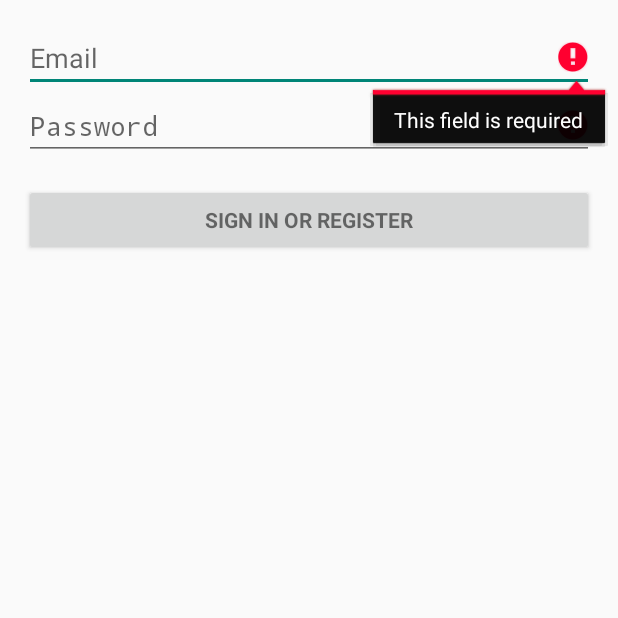
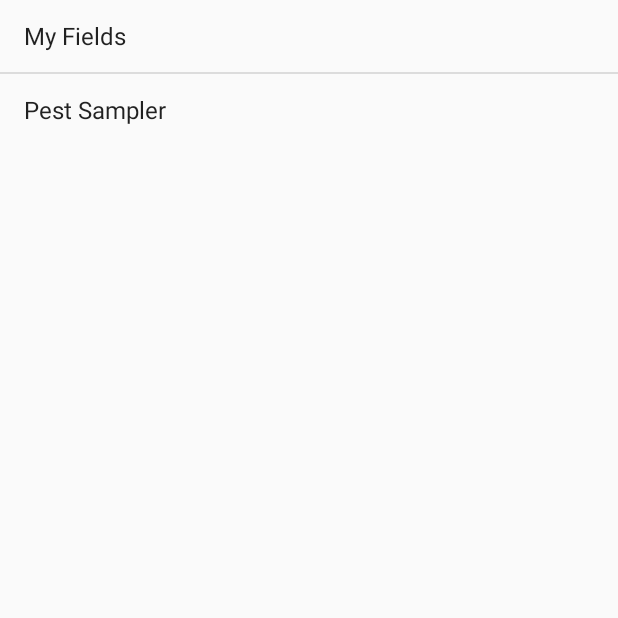
Before and after one commit to BurtWurst/MyFields_Mobile, an Android app: the screen it shows after launch (LoginActivity before the commit, SelectionScreen after it), after a tap on "SIGN IN OR REGISTER", on a phone screen of 412 x 824 dp, the top half of it. Run offline under Robolectric (Android 15) with nearby library versions, the phone set to English and light mode, and no system bars; 2 statements that could not run were skipped.

Commit message:
New activity
Made a selection screen basic activity

```diff
--- a/MyFields_Mobile-Kyle-Android/Android/PestSampler/app/src/main/AndroidManifest.xml
+++ b/MyFields_Mobile-Kyle-Android/Android/PestSampler/app/src/main/AndroidManifest.xml
@@ -22,6 +22,7 @@
                 <category android:name="android.intent.category.LAUNCHER" />
             </intent-filter>
         </activity>
+        <activity android:label="@string/app_name" android:name=".SelectionScreen"/>
     </application>
 
 </manifest>
--- a/MyFields_Mobile-Kyle-Android/Android/PestSampler/app/src/main/java/com/myfields/kyle/pestsampler/LoginActivity.java
+++ b/MyFields_Mobile-Kyle-Android/Android/PestSampler/app/src/main/java/com/myfields/kyle/pestsampler/LoginActivity.java
@@ -28,6 +28,7 @@ import android.widget.TextView;
 
 import java.util.ArrayList;
 import java.util.List;
+import android.content.Intent;
 
 
 /**
@@ -79,6 +80,8 @@ public class LoginActivity extends Activity implements LoaderCallbacks<Cursor> {
             @Override
             public void onClick(View view) {
                 attemptLogin();
+                Intent myIntent = new Intent(LoginActivity.this, SelectionScreen.class);
+                LoginActivity.this.startActivity(myIntent);
             }
         });
 
--- /dev/null
+++ b/MyFields_Mobile-Kyle-Android/Android/PestSampler/app/src/main/java/com/myfields/kyle/pestsampler/SelectionScreen.java
@@ -0,0 +1,45 @@
+package com.myfields.kyle.pestsampler;
+
+
+import android.app.Activity;
+import android.widget.ListView;
+import android.os.Bundle;
+import android.widget.ArrayAdapter;
+import android.widget.AdapterView;
+import android.widget.Toast;
+import android.widget.AdapterView.OnItemClickListener;
+import android.view.View;
+
+/**
+  Represents the activity that lets you choose either My Fields or Pest Sampler
+ */
+public class SelectionScreen extends Activity{
+    ListView listView ;
+
+    @Override
+    protected void onCreate(Bundle savedInstanceState) {
+        super.onCreate(savedInstanceState);
+        setContentView(R.layout.activity_selection_screen);
+
+        listView = (ListView) findViewById(R.id.selection_list);
+
+        String[] selectionList = new String[]
+                {
+                "My Fields",
+                "Pest Sampler",
+        };
+
+        ArrayAdapter<String> adapter = new ArrayAdapter<String>(this,
+                android.R.layout.simple_list_item_1, android.R.id.text1, selectionList);
+
+        listView.setAdapter(adapter);
+
+        listView.setOnItemClickListener(new OnItemClickListener() {
+
+            @Override
+            public void onItemClick(AdapterView<?> parent, View view, int position, long id) {
+
+            }
+        });
+    }
+}
--- /dev/null
+++ b/MyFields_Mobile-Kyle-Android/Android/PestSampler/app/src/main/res/layout/activity_selection_screen.xml
@@ -0,0 +1,12 @@
+<LinearLayout xmlns:android="http://schemas.android.com/apk/res/android"
+    android:layout_width="match_parent"
+    android:layout_height="match_parent"
+    android:orientation="vertical" >
+
+    <ListView
+        android:id="@+id/selection_list"
+        android:layout_height="wrap_content"
+        android:layout_width="match_parent">
+    </ListView>
+
+</LinearLayout>
--- a/MyFields_Mobile-Kyle-Android/Android/PestSampler/app/src/main/res/values/strings.xml
+++ b/MyFields_Mobile-Kyle-Android/Android/PestSampler/app/src/main/res/values/strings.xml
@@ -1,3 +1,3 @@
 <resources>
-    <string name="app_name">Pest Sampler</string>
+    <string name="app_name">My Fields Mobile</string>
 </resources>
```
Also changed, not shown: 2 other files.
